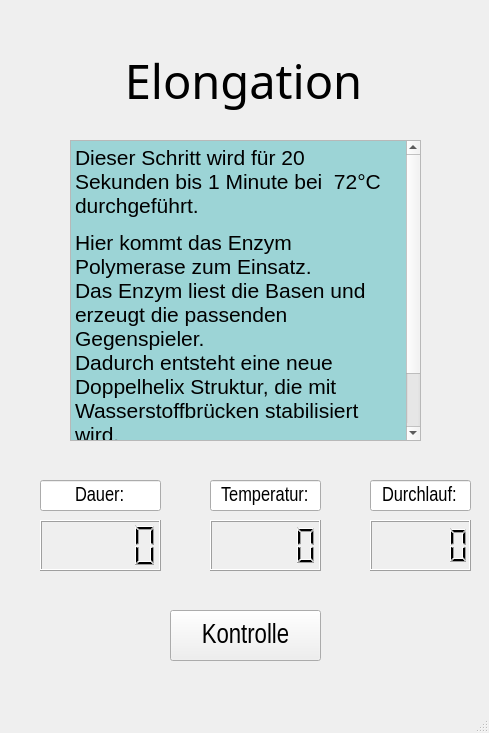
diplomarbeit-PCR/Diplomarbeit_PCR, file dipl_Phasenablauf/AblaufWindowElong_v1.ui: the form before one commit.
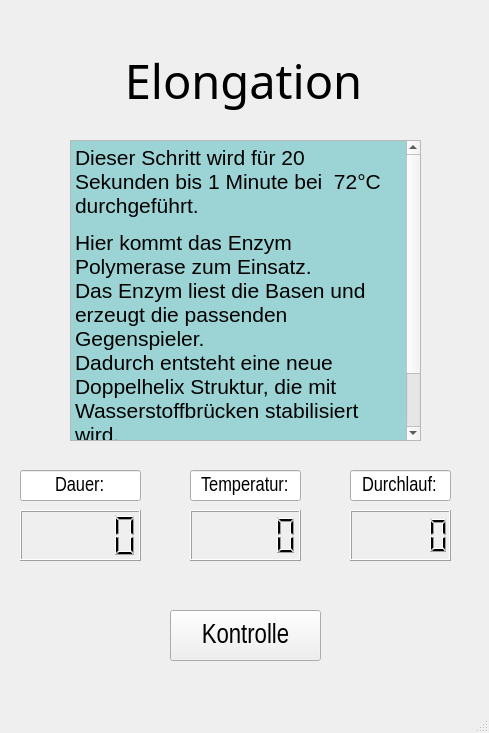
The form after the commit.

```diff
--- a/dipl_Phasenablauf/AblaufWindowElong_v1.ui
+++ b/dipl_Phasenablauf/AblaufWindowElong_v1.ui
@@ -84,8 +84,8 @@
    <widget class="QLCDNumber" name="DL_zaehler">
     <property name="geometry">
      <rect>
-      <x>370</x>
-      <y>520</y>
+      <x>350</x>
+      <y>510</y>
       <width>101</width>
       <height>51</height>
      </rect>
@@ -94,8 +94,8 @@
    <widget class="QLineEdit" name="DL_line">
     <property name="geometry">
      <rect>
-      <x>370</x>
-      <y>480</y>
+      <x>350</x>
+      <y>470</y>
       <width>101</width>
       <height>31</height>
      </rect>
@@ -119,8 +119,8 @@
    <widget class="QLCDNumber" name="Timer_zaehler">
     <property name="geometry">
      <rect>
-      <x>40</x>
-      <y>520</y>
+      <x>20</x>
+      <y>510</y>
       <width>121</width>
       <height>51</height>
      </rect>
@@ -129,8 +129,8 @@
    <widget class="QLineEdit" name="Dauer_line">
     <property name="geometry">
      <rect>
-      <x>40</x>
-      <y>480</y>
+      <x>20</x>
+      <y>470</y>
       <width>121</width>
       <height>31</height>
      </rect>
@@ -154,8 +154,8 @@
    <widget class="QLCDNumber" name="temp_sensE">
     <property name="geometry">
      <rect>
-      <x>210</x>
-      <y>520</y>
+      <x>190</x>
+      <y>510</y>
       <width>111</width>
       <height>51</height>
      </rect>
@@ -164,8 +164,8 @@
    <widget class="QLineEdit" name="Temp_line">
     <property name="geometry">
      <rect>
-      <x>210</x>
-      <y>480</y>
+      <x>190</x>
+      <y>470</y>
       <width>111</width>
       <height>31</height>
      </rect>
```
